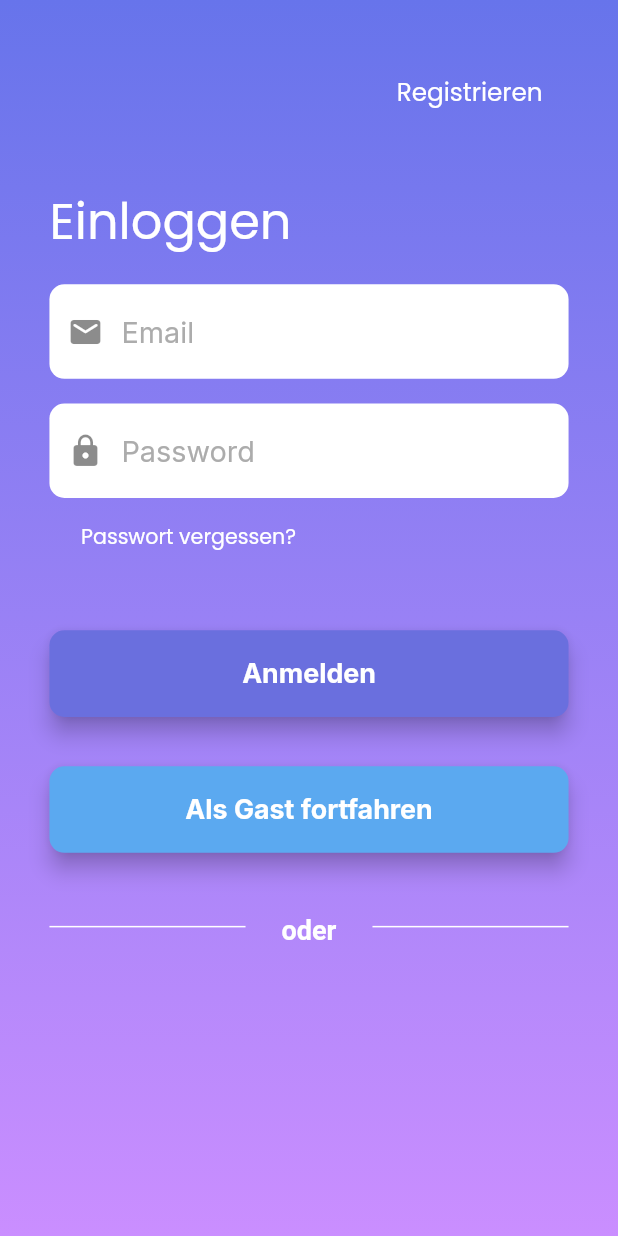
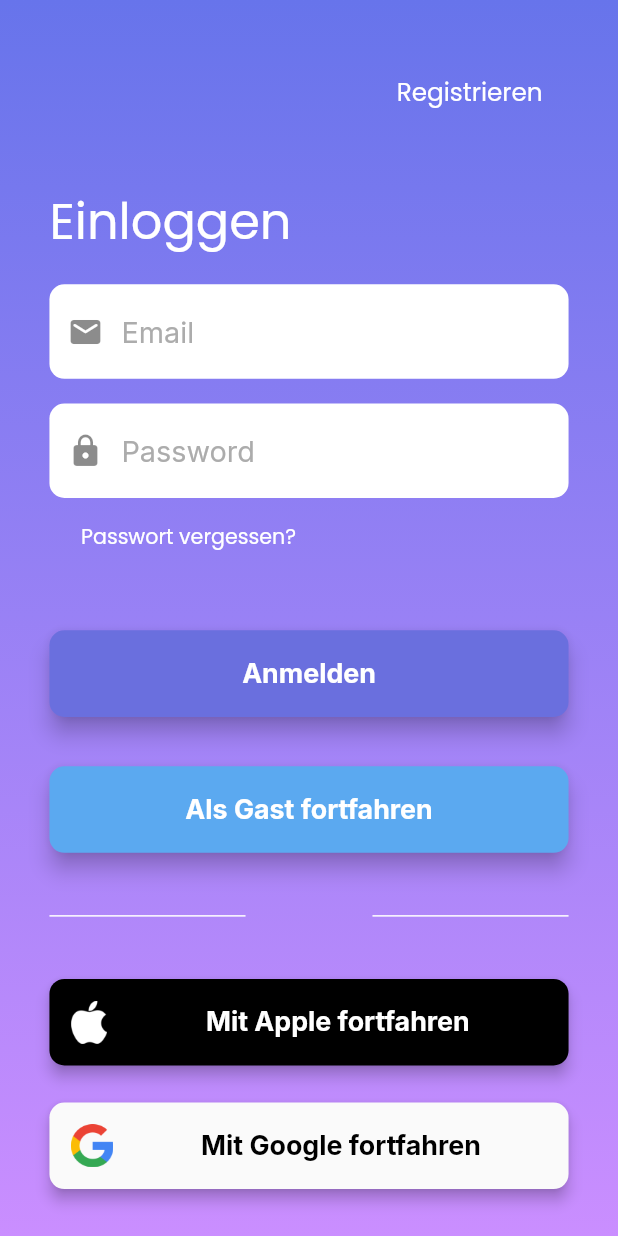
Before and after one commit to Jxxxxn04/listdo, a Flutter app: the screen it shows after launch, on a phone screen of 412 x 824 dp. Run offline on Flutter 3.47's test engine with Material 2 defaults, Android fonts, the phone set to English and light mode, and no system bars; our stand-ins replace google_fonts, sizer.

Commit message:
login_page.dart einloggen fertig

```diff
--- /dev/null
+++ b/lib/api.dart
@@ -0,0 +1,38 @@
+import 'dart:convert';
+
+import 'constants.dart';
+import 'package:http/http.dart' as http;
+
+class Api {
+
+
+  final Constants constants = Constants();
+
+  final String apiKey = "42bee375-ecaa-4a93-9155-daca80549008";
+
+
+
+  //Will wait a Specific time until the method is finished
+  Future<bool> waitMethod(Duration duration) async {
+    await Future.delayed(duration);
+    return true;
+  }
+
+  //Will throw an error
+  Future<Future> errorMethod() async {
+    return Future.error("Error");
+  }
+
+
+  Future<http.Response> loginUser(String email, String password) async {
+    final url = Uri.parse('${constants.domainBaseUrl}/user/login');
+    final headers = {'Content-Type': 'application/json',
+                     'Authorization': apiKey};
+    final data = {'email' : email, 'password': password};
+    final response = await http.post(url, headers: headers, body: jsonEncode(data)).timeout(const Duration(seconds: 10));
+    return response;
+  }
+
+
+
+}
--- a/lib/constants.dart
+++ b/lib/constants.dart
@@ -8,6 +8,9 @@ class Constants {
   final Color _linearGradientColorBottomViolet = const Color(0xFFCA8EFF);
 
 
+  String get domainBaseUrl {
+    return _domainBaseUrl;
+  }
 
   Color get linearGradientTopColor {
     return _linearGradientColorTopBlue;
--- a/lib/login_page/screens/login_page.dart
+++ b/lib/login_page/screens/login_page.dart
@@ -1,7 +1,11 @@
+import 'dart:convert';
+
 import 'package:flutter/material.dart';
 import 'package:google_fonts/google_fonts.dart';
+import 'package:listdo/api.dart';
 import 'package:sizer/sizer.dart';
 import 'package:listdo/constants.dart';
+import 'package:http/http.dart' as http;
 
 class LoginPage extends StatefulWidget {
   const LoginPage({Key? key}) : super(key: key);
@@ -12,10 +16,13 @@ class LoginPage extends StatefulWidget {
 
 class _LoginPageState extends State<LoginPage> {
   final Constants constants = Constants();
+  final Api api = Api();
 
   final _formKey = GlobalKey<FormState>();
   final _passwordTEC = TextEditingController();
   final _emailTEC = TextEditingController();
+
+  bool isLoading = false;
 
   @override
   void dispose() {
@@ -28,7 +35,9 @@ class _LoginPageState extends State<LoginPage> {
   Widget build(BuildContext context) {
     return Scaffold(
       resizeToAvoidBottomInset: false,
-      body: Container(
+      body: Stack(
+        children: [
+          Container(
             decoration:  BoxDecoration(
               gradient: LinearGradient(
                 begin: Alignment.topCenter,
@@ -43,28 +52,42 @@ class _LoginPageState extends State<LoginPage> {
               padding: EdgeInsets.symmetric(horizontal: 8.w),
               child: Column(
                 children: [
-              _registerButtonWidget("Registrieren"),
-              _loginTextWidget("Einloggen"),
-              _formWidget(),
-              _forgotPasswordTextButtonWidget("Passwort vergessen?"),
+                  _registerButtonWidget("Registrieren", 15.h, 100.w),
+                  _loginTextWidget("Einloggen", 8.h, 100.w),
+                  _formWidget(18.h, 100.w),
+                  _forgotPasswordTextButtonWidget("Passwort vergessen?", 5.h, 100.w),
                   SizedBox(height: 5.h,),
-              _loginButtonWidget("Anmelden"),
+                  _loginButtonWidget("Anmelden", 7.h, 100.w),
                   SizedBox(height: 8.w,),
-              _guestButtonWidget("Als Gast fortfahren"),
+                  _guestButtonWidget("Als Gast fortfahren", 7.h, 100.w),
                   SizedBox(height: 5.h,),
-              _lineWithWord("oder"),
+                  _lineWithWord("oder", 0.2.h),
                   SizedBox(height: 5.h,),
+                  _logInWithAppleButtonWidget("Mit Apple fortfahren", 7.h, 100.w),
+                  SizedBox(height: 3.h,),
+                  _logInWithGoogleButtonWidget("Mit Google fortfahren", 7.h, 100.w),
                 ],
               ),
             ),
           ),
+          if(isLoading)
+            Container(
+              height: 100.h,
+              width: 100.w,
+              color: Colors.black.withOpacity(0.6),
+              child: const Center(
+                child: CircularProgressIndicator(),
+              ),
+            ),
+        ],
+      ),
     );
   }
 
-  Widget _registerButtonWidget(String text) {
+  Widget _registerButtonWidget(String text, double height, double width) {
     return SizedBox(
-      height: 15.h,
-      width: 100.w,
+      height: height,
+      width: width,
       child: Row(
         children: [
           const Spacer(),
@@ -100,10 +123,10 @@ class _LoginPageState extends State<LoginPage> {
     );
   }
 
-  Widget _forgotPasswordTextButtonWidget(String text) {
+  Widget _forgotPasswordTextButtonWidget(String text, double height, double width) {
     return SizedBox(
-      height: 5.h,
-      width: 100.w,
+      height: height,
+      width: width,
       child: Row(
         children: [
           Align(
@@ -139,10 +162,10 @@ class _LoginPageState extends State<LoginPage> {
     );
   }
 
-  Widget _loginTextWidget(String text) {
+  Widget _loginTextWidget(String text, double height, double width) {
     return SizedBox(
-      height: 8.h,
-      width: 100.w,
+      height: height,
+      width: width,
       child: Text(
         text,
         style: GoogleFonts.poppins(
@@ -155,10 +178,10 @@ class _LoginPageState extends State<LoginPage> {
     );
   }
 
-  Widget _formWidget() {
+  Widget _formWidget(double height, double width) {
     return SizedBox(
-      height: 18.h,
-      width: 100.w,
+      height: height,
+      width: width,
       child: Form(
         key: _formKey,
         child: Column(
@@ -174,7 +197,7 @@ class _LoginPageState extends State<LoginPage> {
 
   Widget _emailFormInputFieldWidget(String hintText) {
     return TextFormField(
-      controller: _passwordTEC,
+      controller: _emailTEC,
       decoration: InputDecoration(
         prefixIcon: const Icon(Icons.email_rounded),
         hintText: hintText,
@@ -210,7 +233,7 @@ class _LoginPageState extends State<LoginPage> {
 
   Widget _passwordFormInputFieldWidget(String hintText) {
     return TextFormField(
-      controller: _emailTEC,
+      controller: _passwordTEC,
       decoration: InputDecoration(
           prefixIcon: const Icon(Icons.lock),
           hintText: hintText,
@@ -244,10 +267,10 @@ class _LoginPageState extends State<LoginPage> {
     );
   }
 
-  Widget _loginButtonWidget(String text) {
+  Widget _loginButtonWidget(String text, double height, double width) {
     return Container(
-      height: 7.h,
-      width: 100.w,
+      height: height,
+      width: width,
       decoration: BoxDecoration(
         borderRadius: BorderRadius.circular(10),
       ),
@@ -257,7 +280,7 @@ class _LoginPageState extends State<LoginPage> {
         elevation: 6,
         child: InkWell(
           borderRadius: BorderRadius.circular(10),
-          onTap: () {},  // TODO : Login
+          onTap: _loginFunction,  // TODO : Login
           child: Center(
             child: Text(
               text,
@@ -275,10 +298,10 @@ class _LoginPageState extends State<LoginPage> {
     );
   }
 
-  Widget _guestButtonWidget(String text) {
+  Widget _guestButtonWidget(String text, double height, double width) {
     return Container(
-      height: 7.h,
-      width: 100.w,
+      height: height,
+      width: width,
       decoration: BoxDecoration(
         borderRadius: BorderRadius.circular(10),
       ),
@@ -306,9 +329,9 @@ class _LoginPageState extends State<LoginPage> {
     );
   }
 
-  Widget _lineWithWord (String word) {
+  Widget _lineWithWord (String word, double height) {
     return SizedBox(
-      height: 50,
+      height: height,
       child: Row(
         mainAxisAlignment: MainAxisAlignment.center,
         crossAxisAlignment: CrossAxisAlignment.start,
@@ -336,4 +359,116 @@ class _LoginPageState extends State<LoginPage> {
     );
   }
 
+  Widget _logInWithGoogleButtonWidget(String text, double height, double width) {
+    return Container(
+      height: height,
+      width: width,
+      decoration: BoxDecoration(
+        borderRadius: BorderRadius.circular(10)
+      ),
+      child: Material(
+        borderRadius: BorderRadius.circular(10),
+        elevation: 4,
+        child: InkWell(
+          borderRadius: BorderRadius.circular(10),
+          onTap: () {},
+          child: Row(
+            children: [
+              Padding(padding:EdgeInsets.only(left: 3.5.w, top: 3.5.w, bottom: 3.5.w) ,child: const Image(image: AssetImage("assets/images/google_logo.png"))),
+              const Spacer(),
+              Text(
+                text,
+                style: GoogleFonts.inter(
+                  textStyle: TextStyle(
+                    color: Colors.black,
+                    fontSize: 13.sp,
+                    fontWeight: FontWeight.bold
+                  )
+                ),
+              ),
+              const Spacer(),
+            ],
+          ),
+        ),
+      ),
+    );
   }
+
+  Widget _logInWithAppleButtonWidget(String text, double height, double width) {
+    return Container(
+      height: height,
+      width: width,
+      decoration: BoxDecoration(
+          borderRadius: BorderRadius.circular(10)
+      ),
+      child: Material(
+        color: Colors.black,
+        borderRadius: BorderRadius.circular(10),
+        elevation: 4,
+        child: InkWell(
+          borderRadius: BorderRadius.circular(10),
+          onTap: () {},
+          child: Row(
+            children: [
+              Padding(padding:EdgeInsets.only(left: 3.5.w, top: 3.5.w, bottom: 3.5.w) ,child: const Image(image: AssetImage("assets/images/apple_logo.png"))),
+              const Spacer(),
+              Text(
+                text,
+                style: GoogleFonts.inter(
+                    textStyle: TextStyle(
+                        color: Colors.white,
+                        fontSize: 13.sp,
+                        fontWeight: FontWeight.bold
+                    )
+                ),
+              ),
+              const Spacer(),
+            ],
+          ),
+        ),
+      ),
+    );
+  }
+
+
+  //Funktionen
+  void _loginFunction() async {
+
+    setState(() {
+      isLoading = true;
+    });
+
+    String email = _emailTEC.text.toString();
+    String password = _passwordTEC.text.toString();
+
+    http.Response response = await api.loginUser(email, password);
+    //print("${response.statusCode} \n ${response.body}");
+
+    ScaffoldMessenger.of(context).showSnackBar(SnackBar(content: Text("Status Code: ${response.statusCode.toString()} \n Message: ${response.body}")));
+
+    if (response.statusCode == 200) {
+       await _onSuccessLogin(response);
+    }
+
+    setState(() {
+      isLoading = false;
+    });
+
+  }
+
+  Future<void> _onSuccessLogin(http.Response response) async {
+    Map<String, dynamic> jsonMap = jsonDecode(response.body);
+
+    String message = jsonMap['message'];
+    int userID = jsonMap['userID'];
+    String username = jsonMap['username'];
+    String email = jsonMap['email'];
+    String createdAt = jsonMap['created_at'];
+
+    Future.delayed(const Duration(seconds: 2));
+
+    // TODO : Werte in SharedPrefernces speichern
+    // TODO : Auf HomePage weiterleiten
+  }
+
+}
```
Also changed, not shown: pubspec.yaml (+4 -3 lines), assets/images/apple_logo.png (added), assets/images/equality_.png (added), assets/images/google_logo.png (added). Lines whose indentation alone changed are shown as unchanged.
